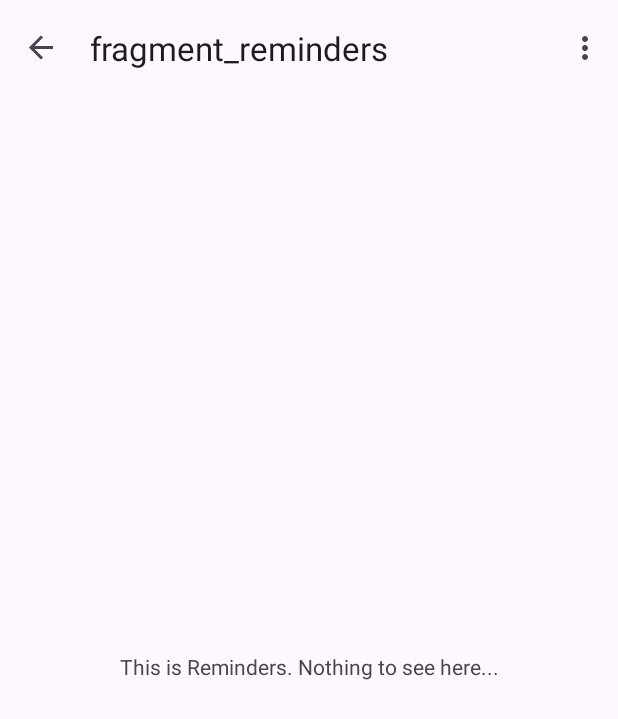
After one commit to 210029073/cs3ip_lh3_myeyehealth, an Android app: the RemindersFragment screen opened through its navigation route, on a phone screen of 412 x 824 dp. The commit adds this screen. Shown: the top 719 px of the screen. Run offline under Robolectric (Android 15) with nearby library versions, the phone set to English and light mode, and no system bars; our stand-ins replace navigation-ui.

Commit message:
Added reminders fragment, and can now navigate between fragments

```diff
--- a/app/src/main/java/uk/ac/aston/ip/myeyehealth/MainActivity.java
+++ b/app/src/main/java/uk/ac/aston/ip/myeyehealth/MainActivity.java
@@ -6,12 +6,14 @@ import android.content.Intent;
 import android.os.Build;
 import android.os.Bundle;
 
+import com.google.android.material.navigation.NavigationView;
 import com.google.android.material.snackbar.Snackbar;
 
 import androidx.appcompat.app.ActionBarDrawerToggle;
 import androidx.appcompat.app.AppCompatActivity;
 
 import android.provider.Settings;
+import android.util.Log;
 import android.view.View;
 
 import androidx.core.app.NotificationCompat;
@@ -70,11 +72,23 @@ public class MainActivity extends AppCompatActivity {
         }
 
         setSupportActionBar(binding.toolbar);
+        NavigationView navigationView = binding.navView;
+
         NavController navController = Navigation.findNavController(this, R.id.nav_host_fragment_content_main);
         appBarConfiguration = new AppBarConfiguration.Builder(navController.getGraph())
                 .setOpenableLayout(binding.navDrawerLayout)
                 .build();
         NavigationUI.setupActionBarWithNavController(this, navController, appBarConfiguration);
+
+        navigationView.setNavigationItemSelectedListener(item -> {
+            item.setChecked(true);
+            if(item.isChecked()) {
+                Log.i("Item checked: ", String.valueOf(item.getItemId()));
+                navController.navigate(item.getItemId());
+                return true;
+            }
+            return false;
+        });
 
         binding.fab.setOnClickListener(new View.OnClickListener() {
             @Override
--- /dev/null
+++ b/app/src/main/java/uk/ac/aston/ip/myeyehealth/reminders/RemindersFragment.java
@@ -0,0 +1,38 @@
+package uk.ac.aston.ip.myeyehealth.reminders;
+
+import androidx.lifecycle.ViewModelProvider;
+
+import android.os.Bundle;
+
+import androidx.annotation.NonNull;
+import androidx.annotation.Nullable;
+import androidx.fragment.app.Fragment;
+
+import android.view.LayoutInflater;
+import android.view.View;
+import android.view.ViewGroup;
+
+import uk.ac.aston.ip.myeyehealth.R;
+
+public class RemindersFragment extends Fragment {
+
+    private RemindersViewModel mViewModel;
+
+    public static RemindersFragment newInstance() {
+        return new RemindersFragment();
+    }
+
+    @Override
+    public View onCreateView(@NonNull LayoutInflater inflater, @Nullable ViewGroup container,
+                             @Nullable Bundle savedInstanceState) {
+        return inflater.inflate(R.layout.fragment_reminders, container, false);
+    }
+
+    @Override
+    public void onActivityCreated(@Nullable Bundle savedInstanceState) {
+        super.onActivityCreated(savedInstanceState);
+        mViewModel = new ViewModelProvider(this).get(RemindersViewModel.class);
+        // TODO: Use the ViewModel
+    }
+
+}
--- /dev/null
+++ b/app/src/main/java/uk/ac/aston/ip/myeyehealth/reminders/RemindersViewModel.java
@@ -0,0 +1,7 @@
+package uk.ac.aston.ip.myeyehealth.reminders;
+
+import androidx.lifecycle.ViewModel;
+
+public class RemindersViewModel extends ViewModel {
+    // TODO: Implement the ViewModel
+}
--- a/app/src/main/res/layout/activity_main.xml
+++ b/app/src/main/res/layout/activity_main.xml
@@ -45,6 +45,7 @@
         android:layout_height="match_parent"
         android:id="@+id/nav_view"
         android:layout_gravity="start"
+        android:layout_marginTop="32dp"
         app:headerLayout="@layout/nav_header"
         app:menu="@menu/navigational_drawer"
         />
--- /dev/null
+++ b/app/src/main/res/layout/fragment_reminders.xml
@@ -0,0 +1,23 @@
+<?xml version="1.0" encoding="utf-8"?>
+<FrameLayout xmlns:android="http://schemas.android.com/apk/res/android"
+    xmlns:app="http://schemas.android.com/apk/res-auto"
+    xmlns:tools="http://schemas.android.com/tools"
+    android:layout_width="match_parent"
+    android:layout_height="match_parent"
+    tools:context=".reminders.RemindersFragment">
+
+    <androidx.constraintlayout.widget.ConstraintLayout
+        android:layout_width="match_parent"
+        android:layout_height="match_parent">
+
+        <TextView
+            android:layout_width="wrap_content"
+            android:layout_height="wrap_content"
+            app:layout_constraintTop_toTopOf="parent"
+            app:layout_constraintBottom_toBottomOf="parent"
+            app:layout_constraintLeft_toLeftOf="parent"
+            app:layout_constraintRight_toRightOf="parent"
+            android:text="This is Reminders. Nothing to see here..." />
+    </androidx.constraintlayout.widget.ConstraintLayout>
+
+</FrameLayout>
--- a/app/src/main/res/layout/nav_header.xml
+++ b/app/src/main/res/layout/nav_header.xml
@@ -10,13 +10,13 @@
         android:layout_width="match_parent"
         android:layout_height="wrap_content"
         android:text="MyEyeHealth"
+        android:textSize="20dp"
         android:textStyle="bold"/>
 
     <TextView
         android:layout_width="match_parent"
         android:layout_height="wrap_content"
         android:text="email@email.com"
-        android:textStyle="bold"
         />
 
 </LinearLayout>
--- a/app/src/main/res/menu/navigational_drawer.xml
+++ b/app/src/main/res/menu/navigational_drawer.xml
@@ -7,27 +7,37 @@
     <group
         android:checkableBehavior="single">
         <item
-            android:id="@+id/home_nav_drawer_btn"
+            android:id="@+id/homeFragment"
             android:title="@string/fragment_home"
+            android:enabled="true"
+            android:checkable="true"
             android:icon="@drawable/baseline_home_24"
             />
         <item
-            android:id="@+id/vtools_nav_drawer_btn"
+            android:id="@+id/visionToolsFragment"
+            android:enabled="true"
+            android:checkable="true"
             android:title="@string/fragment_vision_tools"
             android:icon="@drawable/tools"
             />
         <item
-            android:id="@+id/reminders_nav_drawer_btn"
+            android:id="@+id/remindersFragment"
+            android:enabled="true"
+            android:checkable="true"
             android:title="Reminders"
             android:icon="@drawable/reminder_24"
             />
         <item
-            android:id="@+id/settings_nav_drawer_btn"
+            android:id="@+id/settingsFragment"
+            android:enabled="true"
+            android:checkable="true"
             android:title="@string/action_settings"
             android:icon="@drawable/baseline_app_settings_alt_24"
             />
         <item
-            android:id="@+id/about_nav_drawer_btn"
+            android:id="@+id/aboutFragment"
+            android:enabled="true"
+            android:checkable="true"
             android:title="@string/fragment_about"
             android:icon="@drawable/about_24"
             />
--- a/app/src/main/res/navigation/nav_graph.xml
+++ b/app/src/main/res/navigation/nav_graph.xml
@@ -138,4 +138,9 @@
             android:id="@+id/action_tumblingEAssessFragment_to_homeFragment"
             app:destination="@id/homeFragment" />
     </fragment>
+    <fragment
+        android:id="@+id/remindersFragment"
+        android:name="uk.ac.aston.ip.myeyehealth.reminders.RemindersFragment"
+        android:label="fragment_reminders"
+        tools:layout="@layout/fragment_reminders" />
 </navigation>
```
